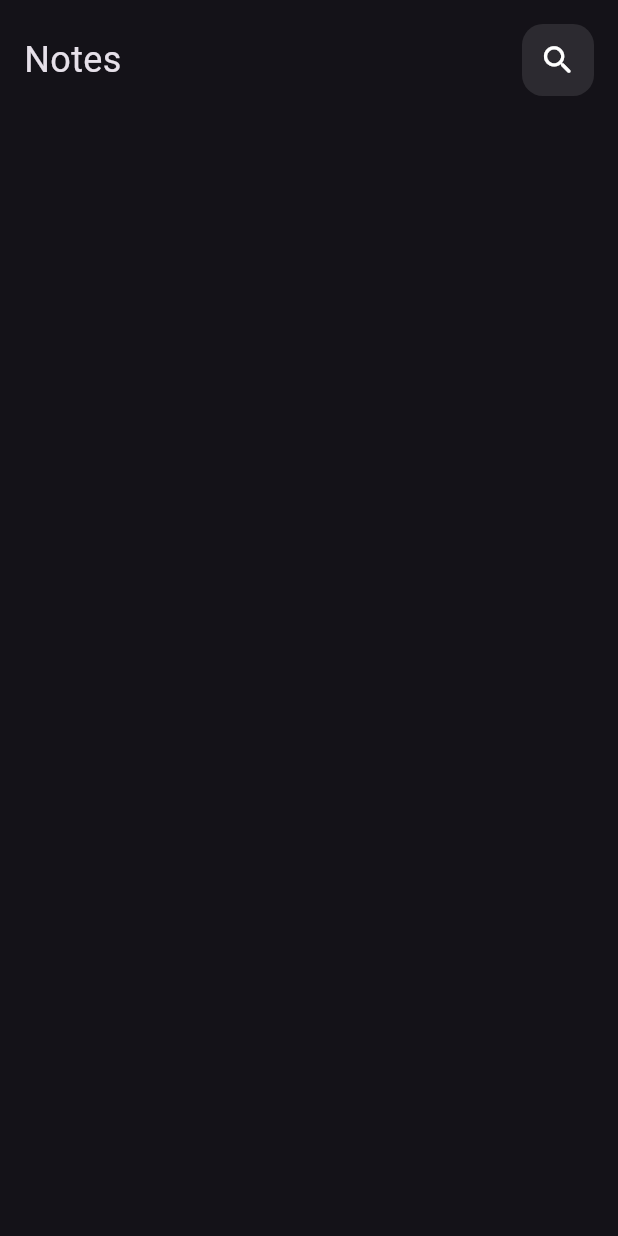
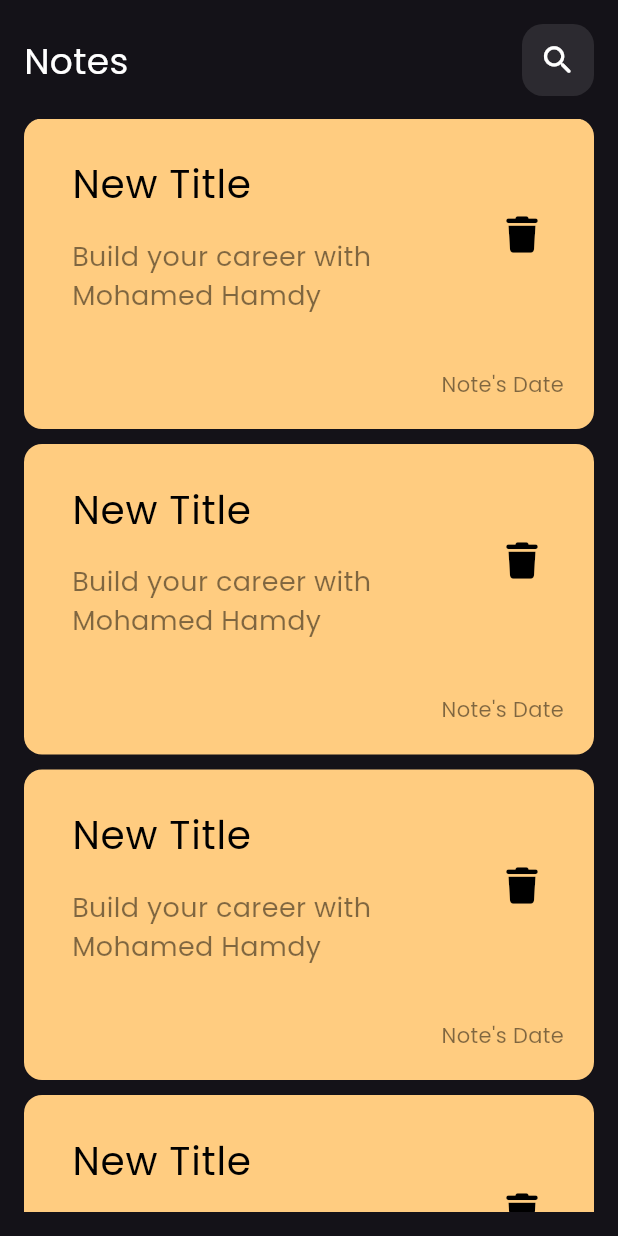
Before and after one commit to mohamedhamdy19/notes_app, a Flutter app: the screen it shows after launch, on a phone screen of 412 x 824 dp. Run offline on Flutter 3.47's test engine with Material 3 defaults, Android fonts, the phone set to English and light mode, and no system bars; our stand-ins replace font_awesome_flutter, google_fonts.

Commit message:
custom card item built

```diff
--- a/lib/main.dart
+++ b/lib/main.dart
@@ -1,4 +1,5 @@
 import 'package:flutter/material.dart';
+import 'package:google_fonts/google_fonts.dart';
 import 'package:notes_app/views/notes_view.dart';
 
 void main() {
@@ -12,7 +13,12 @@ class NotesApp extends StatelessWidget {
   Widget build(BuildContext context) {
     return MaterialApp(
       debugShowCheckedModeBanner: false,
-      theme: ThemeData(brightness: Brightness.dark),
+      theme: ThemeData(
+        brightness: Brightness.dark,
+        textTheme: GoogleFonts.poppinsTextTheme(
+          Theme.of(context).textTheme,
+        ),
+      ),
       home: const NotesView(),
     );
   }
--- a/lib/widgets/custom_app_bar.dart
+++ b/lib/widgets/custom_app_bar.dart
@@ -9,7 +9,7 @@ class CustomAppbar extends StatelessWidget {
     return const Row(
       mainAxisAlignment: MainAxisAlignment.spaceBetween,
       children: [
-        Text("Notes", style: TextStyle(fontSize: 24)),
+        Text("Notes", style: TextStyle(fontSize: 24, color: Colors.white)),
         CustomSearchButton()
       ],
     );
--- /dev/null
+++ b/lib/widgets/custom_note_item.dart
@@ -0,0 +1,52 @@
+import 'package:flutter/material.dart';
+import 'package:font_awesome_flutter/font_awesome_flutter.dart';
+
+class CustomNoteItem extends StatelessWidget {
+  const CustomNoteItem({
+    super.key,
+  });
+
+  @override
+  Widget build(BuildContext context) {
+    return Container(
+      decoration: BoxDecoration(
+        borderRadius: BorderRadius.circular(12),
+        color: const Color(0xffFFCC80),
+      ),
+      child: Column(
+        crossAxisAlignment: CrossAxisAlignment.end,
+        children: [
+          Padding(
+            padding: const EdgeInsets.only(top: 16.0, left: 16.0, bottom: 16.0),
+            child: ListTile(
+              title: const Text(
+                "New Title",
+                style: TextStyle(color: Colors.black, fontSize: 26),
+              ),
+              subtitle: Padding(
+                padding: const EdgeInsets.only(top: 16.0),
+                child: Text(
+                  "Build your career with Mohamed Hamdy",
+                  style: TextStyle(
+                      color: Colors.black.withOpacity(0.5), fontSize: 18),
+                ),
+              ),
+              trailing: IconButton(
+                  onPressed: () {},
+                  icon: const Icon(FontAwesomeIcons.trash,
+                      color: Colors.black, size: 24)),
+            ),
+          ),
+          Padding(
+            padding: const EdgeInsets.only(bottom: 20.0, right: 20, top: 12),
+            child: Text(
+              "Note's Date",
+              style:
+                  TextStyle(color: Colors.black.withOpacity(0.5), fontSize: 14),
+            ),
+          ),
+        ],
+      ),
+    );
+  }
+}
--- a/lib/widgets/notes_view_body.dart
+++ b/lib/widgets/notes_view_body.dart
@@ -1,17 +1,28 @@
 import 'package:flutter/material.dart';
 import 'package:notes_app/widgets/custom_app_bar.dart';
+import 'package:notes_app/widgets/custom_note_item.dart';
 
 class NotesViewBody extends StatelessWidget {
   const NotesViewBody({super.key});
 
   @override
   Widget build(BuildContext context) {
-    return const Padding(
-      padding: EdgeInsets.all(16.0),
+    return Padding(
+      padding: const EdgeInsets.all(16.0),
       child: SafeArea(
           child: Column(
         children: [
-          CustomAppbar(),
+          const CustomAppbar(),
+          const SizedBox(height: 15),
+          Expanded(
+            child: ListView.separated(
+              itemBuilder: (context, index) => const CustomNoteItem(),
+              itemCount: 10,
+              separatorBuilder: (context, index) => const SizedBox(
+                height: 10,
+              ),
+            ),
+          )
         ],
       )),
     );
--- a/pubspec.yaml
+++ b/pubspec.yaml
@@ -35,6 +35,8 @@ dependencies:
   # The following adds the Cupertino Icons font to your application.
   # Use with the CupertinoIcons class for iOS style icons.
   cupertino_icons: ^1.0.8
+  google_fonts: ^6.2.1
+  font_awesome_flutter: ^10.7.0
 
 dev_dependencies:
   flutter_test:
```
Also changed, not shown: pubspec.lock, 1 other file.
